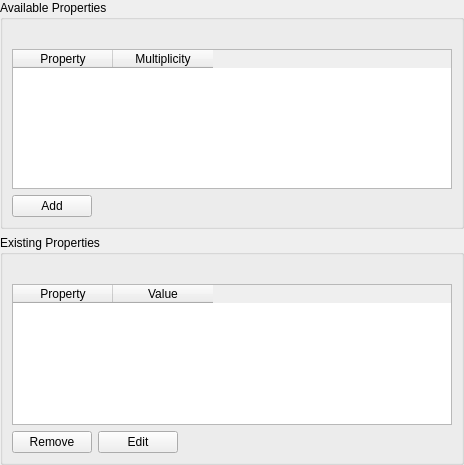
First picture: the form in src/qt-widgets/CreateFeaturePropertiesPageUi.ui, repository GPlates/GPlates, before the edit.
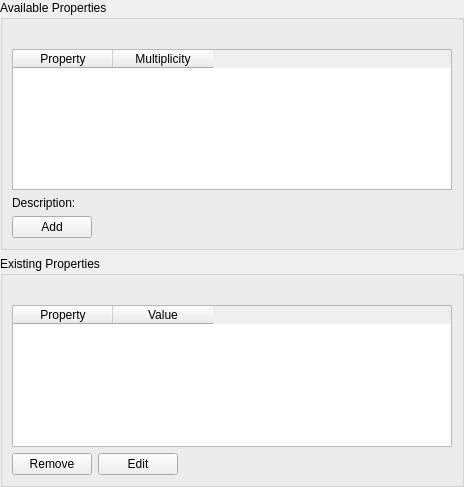
Second picture: the form after the edit. Icons and pictures are not drawn.

Commit message: (trunk) In Create Feature dialog, display property description (of property being added) and feature type description of selected feature type.

The edit to the form file:
```diff
--- a/src/qt-widgets/CreateFeaturePropertiesPageUi.ui
+++ b/src/qt-widgets/CreateFeaturePropertiesPageUi.ui
@@ -7,7 +7,7 @@
     <x>0</x>
     <y>0</y>
     <width>464</width>
-    <height>465</height>
+    <height>487</height>
    </rect>
   </property>
   <property name="windowTitle">
@@ -79,6 +79,25 @@
           </column>
          </widget>
         </item>
+        <item>
+         <widget class="QWidget" name="property_description_widget" native="true">
+          <layout class="QHBoxLayout" name="property_description_layout">
+           <property name="margin">
+            <number>0</number>
+           </property>
+           <item>
+            <widget class="QLabel" name="property_description_label">
+             <property name="text">
+              <string>Description:</string>
+             </property>
+            </widget>
+           </item>
+           <item>
+            <widget class="QWidget" name="property_description_placeholder_widget" native="true"/>
+           </item>
+          </layout>
+         </widget>
+        </item>
         <item>
          <layout class="QHBoxLayout" name="add_property_layout">
           <item>
```
The commit also changes 10 other files.
